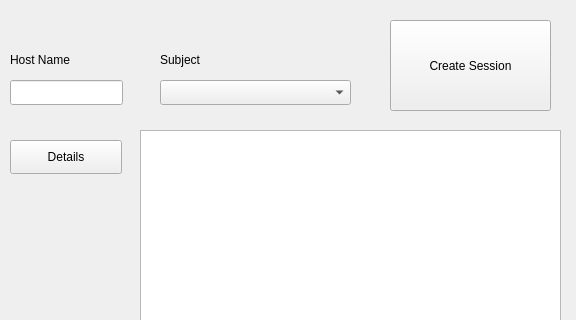
The window that StudyMeet/viewsessions.ui (DanielCChavez/StudyMeet) describes before a commit, drawn with Qt 5; both pictures show x 0 to 576 and y 0 to 320 of the 576 by 463 pixel window.
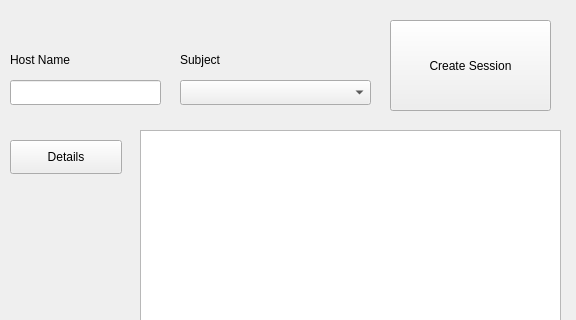
The same window after the commit.

```diff
--- a/StudyMeet/viewsessions.ui
+++ b/StudyMeet/viewsessions.ui
@@ -31,7 +31,7 @@
     <rect>
      <x>10</x>
      <y>80</y>
-     <width>113</width>
+     <width>151</width>
      <height>25</height>
     </rect>
    </property>
@@ -52,7 +52,7 @@
   <widget class="QLabel" name="subjecLabel">
    <property name="geometry">
     <rect>
-     <x>160</x>
+     <x>180</x>
      <y>50</y>
      <width>68</width>
      <height>19</height>
@@ -65,7 +65,7 @@
   <widget class="QComboBox" name="subjectComboBox">
    <property name="geometry">
     <rect>
-     <x>160</x>
+     <x>180</x>
      <y>80</y>
      <width>191</width>
      <height>25</height>
```
